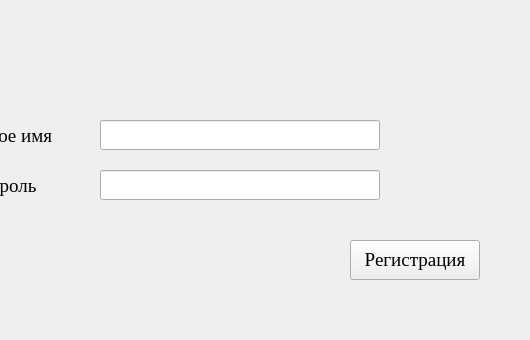
Qt form ExamClient/RegistrationWindow.ui (Half-dirty/ExamSem) before a commit; both pictures show x 270 to 800 and y 260 to 600 of the 800 by 600 pixel window.
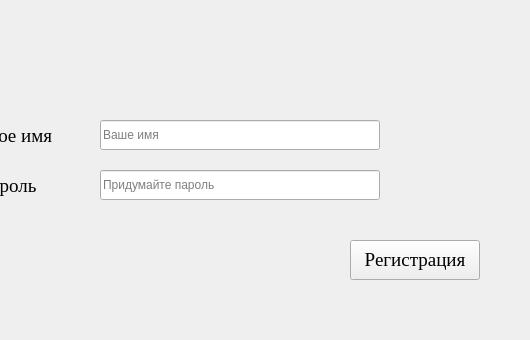
The same form after that commit. Icons and pictures are not drawn.

Commit message: Add final updates: new client/server features (password change, filters, multiperson)

What changed in the file:
```diff
--- a/ExamClient/RegistrationWindow.ui
+++ b/ExamClient/RegistrationWindow.ui
@@ -79,6 +79,9 @@
      <height>30</height>
     </rect>
    </property>
+   <property name="placeholderText">
+    <string>Ваше имя</string>
+   </property>
   </widget>
   <widget class="QLineEdit" name="passwordEdit">
    <property name="geometry">
@@ -89,6 +92,12 @@
      <height>30</height>
     </rect>
    </property>
+   <property name="echoMode">
+    <enum>QLineEdit::EchoMode::Password</enum>
+   </property>
+   <property name="placeholderText">
+    <string>Придумайте пароль</string>
+   </property>
   </widget>
   <widget class="QLabel" name="label_2">
    <property name="geometry">
```
The commit also changes 144 other files.
